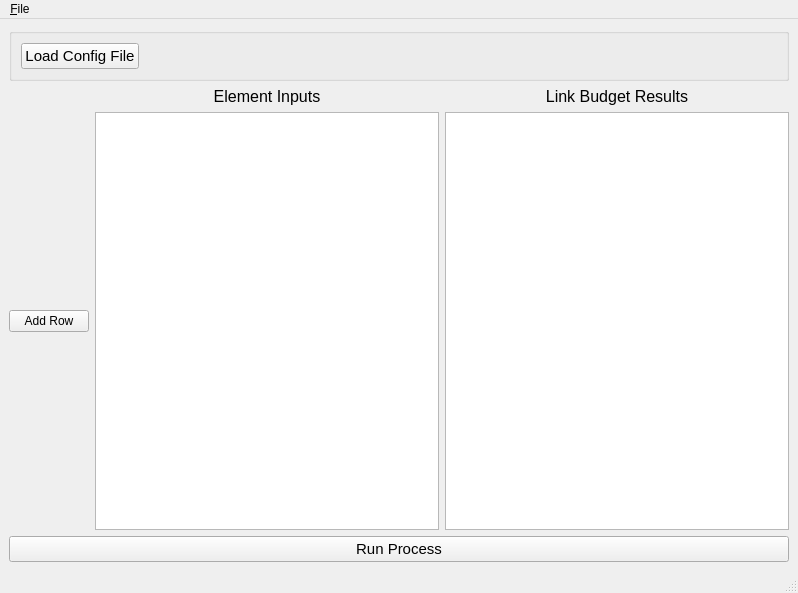
Above: project/app/ui/main_window.ui from LMaiorano/Link-Budget-Toolbox before the change. Below: the same form after it.
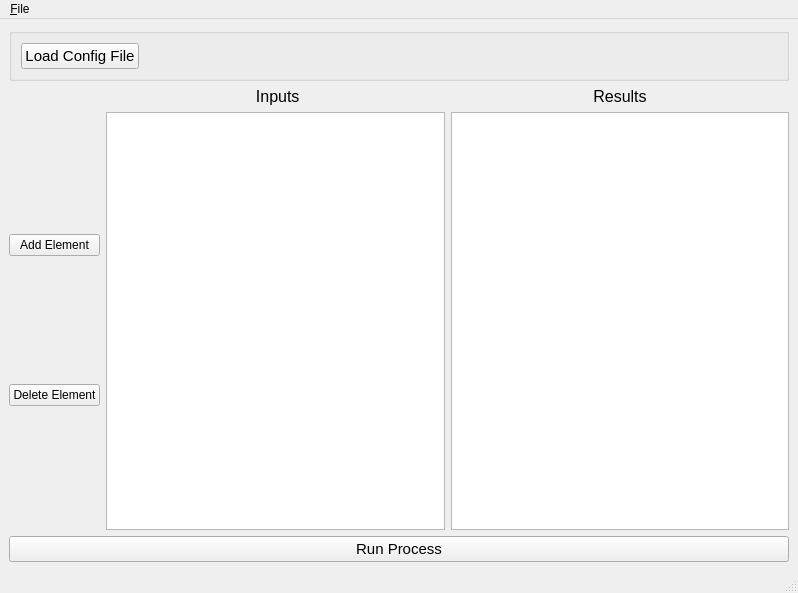
That is the form after the change.

Commit message: fixed overwriting tables in GUI

```diff
--- a/project/app/ui/main_window.ui
+++ b/project/app/ui/main_window.ui
@@ -51,10 +51,28 @@
     </item>
     <item>
      <layout class="QGridLayout" name="gridLayout">
+      <item row="0" column="4">
+       <widget class="QLabel" name="label_2">
+        <property name="font">
+         <font>
+          <pointsize>12</pointsize>
+         </font>
+        </property>
+        <property name="text">
+         <string>Results</string>
+        </property>
+        <property name="alignment">
+         <set>Qt::AlignCenter</set>
+        </property>
+       </widget>
+      </item>
       <item row="1" column="0">
        <layout class="QFormLayout" name="formLayout_2"/>
       </item>
-      <item row="1" column="2">
+      <item row="1" column="4">
+       <widget class="QTableView" name="tableView"/>
+      </item>
+      <item row="1" column="3">
        <widget class="QTableWidget" name="tbl_elements">
         <property name="sizePolicy">
          <sizepolicy hsizetype="Expanding" vsizetype="Expanding">
@@ -64,46 +82,39 @@
         </property>
        </widget>
       </item>
-      <item row="1" column="3">
-       <widget class="QTableView" name="tableView"/>
-      </item>
-      <item row="1" column="1">
-       <widget class="QPushButton" name="btn_add_row">
-        <property name="text">
-         <string>Add Row</string>
-        </property>
-       </widget>
-      </item>
-      <item row="0" column="2">
-       <widget class="QLabel" name="label">
-        <property name="font">
-         <font>
-          <pointsize>12</pointsize>
-         </font>
-        </property>
-        <property name="text">
-         <string>Element Inputs</string>
-        </property>
-        <property name="alignment">
-         <set>Qt::AlignCenter</set>
-        </property>
-       </widget>
-      </item>
       <item row="0" column="3">
-       <widget class="QLabel" name="label_2">
+       <widget class="QLabel" name="label">
         <property name="font">
          <font>
           <pointsize>12</pointsize>
          </font>
         </property>
         <property name="text">
-         <string>Link Budget Results</string>
+         <string> Inputs</string>
         </property>
         <property name="alignment">
          <set>Qt::AlignCenter</set>
         </property>
        </widget>
       </item>
+      <item row="1" column="1">
+       <layout class="QVBoxLayout" name="verticalLayout_2">
+        <item>
+         <widget class="QPushButton" name="btn_add_row">
+          <property name="text">
+           <string>Add Element</string>
+          </property>
+         </widget>
+        </item>
+        <item>
+         <widget class="QPushButton" name="pushButton">
+          <property name="text">
+           <string>Delete Element</string>
+          </property>
+         </widget>
+        </item>
+       </layout>
+      </item>
      </layout>
     </item>
     <item>
```
The commit also changes 1 other file.
